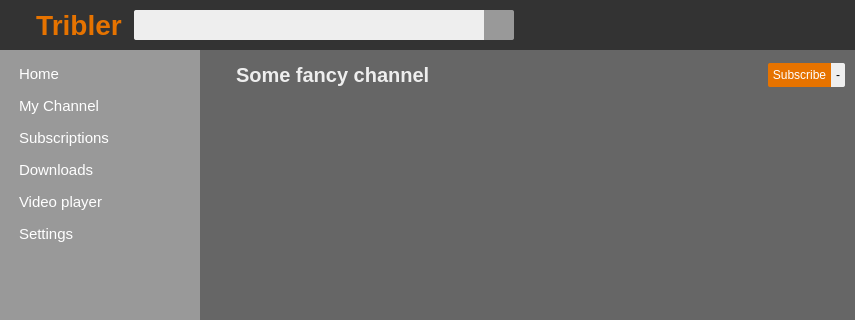
First picture: the form in TriblerGUI/qt_resources/mainwindow.ui, repository devos50/TriblerGUI, before the edit; both pictures show x 0 to 855 and y 0 to 320 of the 855 by 635 pixel window.
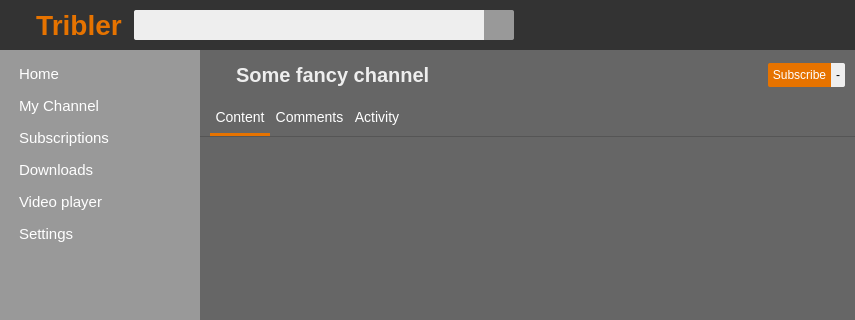
Second picture: the form after the edit. The open tabs and pages were chosen to show the change. Icons and pictures are not drawn. Custom widgets are drawn as their Qt base class.

Commit message: Added a tab panel to the channel details page

Diff of the .ui file:
```diff
--- a/TriblerGUI/qt_resources/mainwindow.ui
+++ b/TriblerGUI/qt_resources/mainwindow.ui
@@ -1903,9 +1903,188 @@
            </widget>
           </item>
           <item>
-           <widget class="QListWidget" name="channel_torrents_list">
+           <widget class="TabButtonPanel" name="channel_tab" native="true">
+            <layout class="QHBoxLayout" name="horizontalLayout_19">
+             <property name="spacing">
+              <number>0</number>
+             </property>
+             <property name="leftMargin">
+              <number>0</number>
+             </property>
+             <property name="topMargin">
+              <number>0</number>
+             </property>
+             <property name="rightMargin">
+              <number>0</number>
+             </property>
+             <property name="bottomMargin">
+              <number>0</number>
+             </property>
+             <item>
+              <spacer name="horizontalSpacer_27">
+               <property name="orientation">
+                <enum>Qt::Horizontal</enum>
+               </property>
+               <property name="sizeType">
+                <enum>QSizePolicy::Fixed</enum>
+               </property>
+               <property name="sizeHint" stdset="0">
+                <size>
+                 <width>10</width>
+                 <height>20</height>
+                </size>
+               </property>
+              </spacer>
+             </item>
+             <item>
+              <widget class="UnderlineTabButton" name="channel_content_button">
+               <property name="sizePolicy">
+                <sizepolicy hsizetype="Minimum" vsizetype="Fixed">
+                 <horstretch>0</horstretch>
+                 <verstretch>0</verstretch>
+                </sizepolicy>
+               </property>
+               <property name="minimumSize">
+                <size>
+                 <width>0</width>
+                 <height>36</height>
+                </size>
+               </property>
+               <property name="maximumSize">
+                <size>
+                 <width>16777215</width>
+                 <height>36</height>
+                </size>
+               </property>
+               <property name="cursor">
+                <cursorShape>PointingHandCursor</cursorShape>
+               </property>
+               <property name="styleSheet">
+                <string notr="true">color: white;
+border: none;
+border-bottom: 3px solid #e67300;
+background: none;
+font-size: 14px;
+</string>
+               </property>
+               <property name="text">
+                <string>Content</string>
+               </property>
+              </widget>
+             </item>
+             <item>
+              <widget class="UnderlineTabButton" name="channel_comments_button">
+               <property name="sizePolicy">
+                <sizepolicy hsizetype="Minimum" vsizetype="Fixed">
+                 <horstretch>0</horstretch>
+                 <verstretch>0</verstretch>
+                </sizepolicy>
+               </property>
+               <property name="minimumSize">
+                <size>
+                 <width>0</width>
+                 <height>36</height>
+                </size>
+               </property>
+               <property name="maximumSize">
+                <size>
+                 <width>16777215</width>
+                 <height>36</height>
+                </size>
+               </property>
+               <property name="cursor">
+                <cursorShape>PointingHandCursor</cursorShape>
+               </property>
+               <property name="styleSheet">
+                <string notr="true">color: white;
+border: none;
+background: none;
+font-size: 14px;
+border-bottom: 3px solid #666;
+</string>
+               </property>
+               <property name="text">
+                <string>Comments</string>
+               </property>
+              </widget>
+             </item>
+             <item>
+              <widget class="UnderlineTabButton" name="channel_activity_button">
+               <property name="sizePolicy">
+                <sizepolicy hsizetype="Minimum" vsizetype="Fixed">
+                 <horstretch>0</horstretch>
+                 <verstretch>0</verstretch>
+                </sizepolicy>
+               </property>
+               <property name="minimumSize">
+                <size>
+                 <width>0</width>
+                 <height>36</height>
+                </size>
+               </property>
+               <property name="maximumSize">
+                <size>
+                 <width>16777215</width>
+                 <height>36</height>
+                </size>
+               </property>
+               <property name="cursor">
+                <cursorShape>PointingHandCursor</cursorShape>
+               </property>
+               <property name="styleSheet">
+                <string notr="true">color: white;
+border: none;
+background: none;
+font-size: 14px;
+border-bottom: 3px solid #666;
+</string>
+               </property>
+               <property name="text">
+                <string>Activity</string>
+               </property>
+              </widget>
+             </item>
+             <item>
+              <spacer name="horizontalSpacer_23">
+               <property name="orientation">
+                <enum>Qt::Horizontal</enum>
+               </property>
+               <property name="sizeHint" stdset="0">
+                <size>
+                 <width>40</width>
+                 <height>20</height>
+                </size>
+               </property>
+              </spacer>
+             </item>
+            </layout>
+           </widget>
+          </item>
+          <item>
+           <widget class="QStackedWidget" name="channel_stacked_widget">
             <property name="styleSheet">
-             <string notr="true">QListWidget::item:hover {
+             <string notr="true">QStackedWidget {
+border-top: 1px solid #555;
+}</string>
+            </property>
+            <widget class="QWidget" name="channel_content_page">
+             <layout class="QVBoxLayout" name="verticalLayout">
+              <property name="leftMargin">
+               <number>0</number>
+              </property>
+              <property name="topMargin">
+               <number>0</number>
+              </property>
+              <property name="rightMargin">
+               <number>0</number>
+              </property>
+              <property name="bottomMargin">
+               <number>0</number>
+              </property>
+              <item>
+               <widget class="QListWidget" name="channel_torrents_list">
+                <property name="styleSheet">
+                 <string notr="true">QListWidget::item:hover {
 background-color: #999;
 }
 QListWidget::item {
@@ -1914,10 +2093,82 @@
 QListWidget {
 border: none;
 }</string>
-            </property>
-            <property name="selectionMode">
-             <enum>QAbstractItemView::NoSelection</enum>
-            </property>
+                </property>
+                <property name="selectionMode">
+                 <enum>QAbstractItemView::NoSelection</enum>
+                </property>
+               </widget>
+              </item>
+             </layout>
+            </widget>
+            <widget class="QWidget" name="channel_comments_page">
+             <layout class="QVBoxLayout" name="verticalLayout">
+              <property name="leftMargin">
+               <number>0</number>
+              </property>
+              <property name="topMargin">
+               <number>0</number>
+              </property>
+              <property name="rightMargin">
+               <number>0</number>
+              </property>
+              <property name="bottomMargin">
+               <number>0</number>
+              </property>
+              <item>
+               <widget class="QTreeWidget" name="channel_comments_list">
+                <property name="styleSheet">
+                 <string notr="true">QTreeWidget::item:hover {
+background-color: #999;
+}
+QTreeWidget::item {
+border-bottom: 1px solid #555;
+}
+QTreeWidget {
+border: none;
+}</string>
+                </property>
+                <attribute name="headerVisible">
+                 <bool>false</bool>
+                </attribute>
+                <column>
+                 <property name="text">
+                  <string notr="true">1</string>
+                 </property>
+                </column>
+               </widget>
+              </item>
+             </layout>
+            </widget>
+            <widget class="QWidget" name="channel_activity_page">
+             <layout class="QVBoxLayout" name="verticalLayout">
+              <property name="leftMargin">
+               <number>0</number>
+              </property>
+              <property name="topMargin">
+               <number>0</number>
+              </property>
+              <property name="rightMargin">
+               <number>0</number>
+              </property>
+              <property name="bottomMargin">
+               <number>0</number>
+              </property>
+              <item>
+               <spacer name="verticalSpacer_2">
+                <property name="orientation">
+                 <enum>Qt::Vertical</enum>
+                </property>
+                <property name="sizeHint" stdset="0">
+                 <size>
+                  <width>20</width>
+                  <height>40</height>
+                 </size>
+                </property>
+               </spacer>
+              </item>
+             </layout>
+            </widget>
            </widget>
           </item>
          </layout>
```
Left out of the diff: 2 changed lines with no effect on the pictures. The commit also changes 1 other file.
